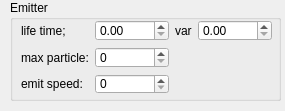
First picture: the form in FParticleDesigner/ui/emiter_setting.ui, repository NosicLin/FParticle-Designer, before the edit.
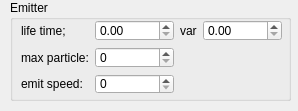
Second picture: the form after the edit.

Diff of the .ui file:
```diff
--- a/FParticleDesigner/ui/emiter_setting.ui
+++ b/FParticleDesigner/ui/emiter_setting.ui
@@ -6,7 +6,7 @@
    <rect>
     <x>0</x>
     <y>0</y>
-    <width>285</width>
+    <width>298</width>
     <height>111</height>
    </rect>
   </property>
@@ -18,7 +18,7 @@
     <rect>
      <x>10</x>
      <y>0</y>
-     <width>271</width>
+     <width>281</width>
      <height>101</height>
     </rect>
    </property>
@@ -30,7 +30,7 @@
      <rect>
       <x>11</x>
       <y>20</y>
-      <width>251</width>
+      <width>261</width>
       <height>74</height>
      </rect>
     </property>
@@ -43,7 +43,7 @@
       </widget>
      </item>
      <item row="0" column="1">
-      <widget class="QDoubleSpinBox" name="m_e_lifeTimeVar">
+      <widget class="QDoubleSpinBox" name="m_e_lifeTimeMax">
        <property name="maximum">
         <double>1000000000.000000000000000</double>
        </property>
@@ -57,7 +57,7 @@
       </widget>
      </item>
      <item row="0" column="3">
-      <widget class="QDoubleSpinBox" name="m_e_lifeTimeMax">
+      <widget class="QDoubleSpinBox" name="m_e_lifeTimeVar">
        <property name="maximum">
         <double>1000000000.000000000000000</double>
        </property>
```
